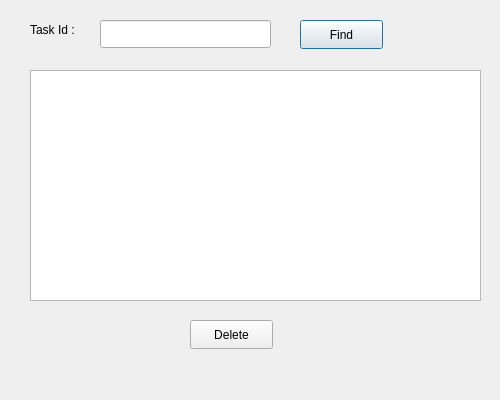
Above: deletetask.ui from jaganiravi96/Task_Manager_Application before the change. Below: the same form after it.
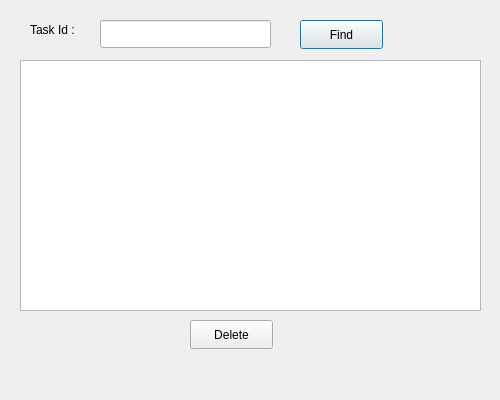
That is the form after the change.

The edit to the form file:
```diff
--- a/deletetask.ui
+++ b/deletetask.ui
@@ -55,16 +55,6 @@
     <string>Find</string>
    </property>
   </widget>
-  <widget class="QTableView" name="tableViewDelete">
-   <property name="geometry">
-    <rect>
-     <x>30</x>
-     <y>70</y>
-     <width>451</width>
-     <height>231</height>
-    </rect>
-   </property>
-  </widget>
   <widget class="QPushButton" name="btnDelete">
    <property name="geometry">
     <rect>
@@ -81,9 +71,9 @@
   <widget class="QLabel" name="tstStatus">
    <property name="geometry">
     <rect>
-     <x>110</x>
+     <x>90</x>
      <y>360</y>
-     <width>261</width>
+     <width>301</width>
      <height>20</height>
     </rect>
    </property>
@@ -91,6 +81,16 @@
     <string/>
    </property>
   </widget>
+  <widget class="QTableWidget" name="tableWidget">
+   <property name="geometry">
+    <rect>
+     <x>20</x>
+     <y>60</y>
+     <width>461</width>
+     <height>251</height>
+    </rect>
+   </property>
+  </widget>
  </widget>
  <resources/>
  <connections/>
```
